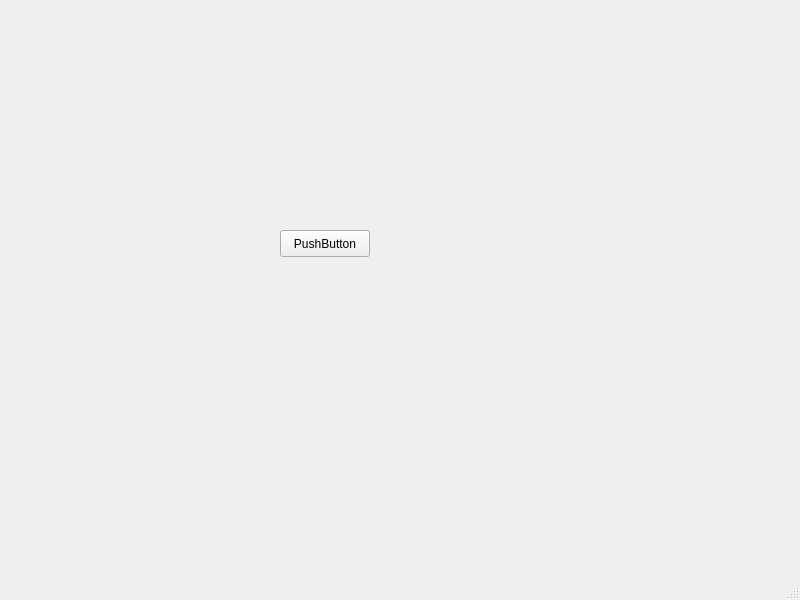
Old version of the form ui/untitled.ui in the repository DericGitHub/excel-operator.
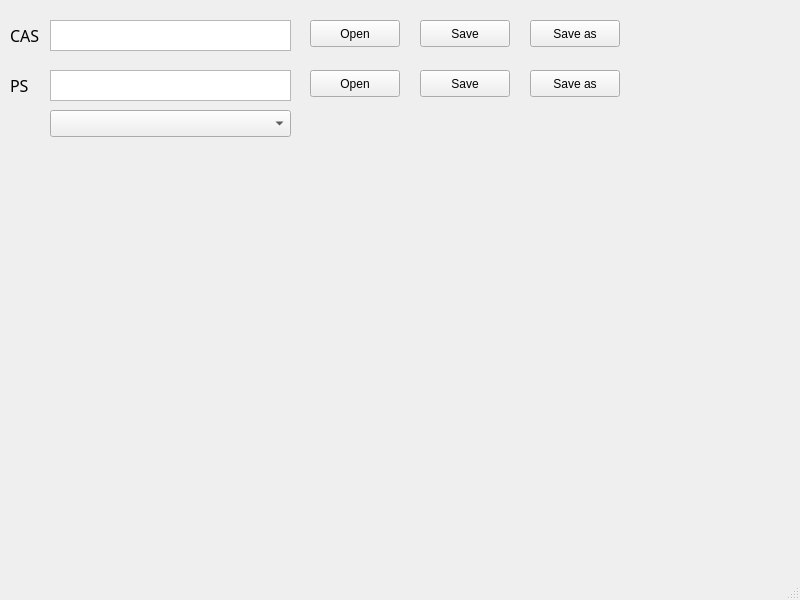
New version of the form.

The edit to the form file:
```diff
--- a/ui/untitled.ui
+++ b/ui/untitled.ui
@@ -14,19 +14,163 @@
    <string>MainWindow</string>
   </property>
   <widget class="QWidget" name="centralwidget">
+   <widget class="QLabel" name="label">
+    <property name="geometry">
+     <rect>
+      <x>10</x>
+      <y>20</y>
+      <width>31</width>
+      <height>31</height>
+     </rect>
+    </property>
+    <property name="font">
+     <font>
+      <family>Lohit Devanagari</family>
+      <pointsize>12</pointsize>
+     </font>
+    </property>
+    <property name="text">
+     <string>CAS</string>
+    </property>
+   </widget>
+   <widget class="QTextBrowser" name="textBrowser">
+    <property name="geometry">
+     <rect>
+      <x>50</x>
+      <y>20</y>
+      <width>241</width>
+      <height>31</height>
+     </rect>
+    </property>
+   </widget>
    <widget class="QPushButton" name="pushButton">
     <property name="geometry">
      <rect>
-      <x>280</x>
-      <y>230</y>
+      <x>310</x>
+      <y>20</y>
       <width>90</width>
       <height>27</height>
      </rect>
     </property>
     <property name="text">
-     <string>PushButton</string>
+     <string>Open</string>
     </property>
    </widget>
+   <widget class="QPushButton" name="pushButton_2">
+    <property name="geometry">
+     <rect>
+      <x>420</x>
+      <y>20</y>
+      <width>90</width>
+      <height>27</height>
+     </rect>
+    </property>
+    <property name="text">
+     <string>Save</string>
+    </property>
+   </widget>
+   <widget class="QPushButton" name="pushButton_3">
+    <property name="geometry">
+     <rect>
+      <x>530</x>
+      <y>20</y>
+      <width>90</width>
+      <height>27</height>
+     </rect>
+    </property>
+    <property name="text">
+     <string>Save as</string>
+    </property>
+   </widget>
+   <widget class="QLabel" name="label_2">
+    <property name="geometry">
+     <rect>
+      <x>10</x>
+      <y>70</y>
+      <width>31</width>
+      <height>31</height>
+     </rect>
+    </property>
+    <property name="font">
+     <font>
+      <family>Lohit Devanagari</family>
+      <pointsize>12</pointsize>
+     </font>
+    </property>
+    <property name="text">
+     <string>PS</string>
+    </property>
+   </widget>
+   <widget class="QTextBrowser" name="textBrowser_2">
+    <property name="geometry">
+     <rect>
+      <x>50</x>
+      <y>70</y>
+      <width>241</width>
+      <height>31</height>
+     </rect>
+    </property>
+   </widget>
+   <widget class="QPushButton" name="pushButton_4">
+    <property name="geometry">
+     <rect>
+      <x>530</x>
+      <y>70</y>
+      <width>90</width>
+      <height>27</height>
+     </rect>
+    </property>
+    <property name="text">
+     <string>Save as</string>
+    </property>
+   </widget>
+   <widget class="QPushButton" name="pushButton_5">
+    <property name="geometry">
+     <rect>
+      <x>420</x>
+      <y>70</y>
+      <width>90</width>
+      <height>27</height>
+     </rect>
+    </property>
+    <property name="text">
+     <string>Save</string>
+    </property>
+   </widget>
+   <widget class="QPushButton" name="pushButton_6">
+    <property name="geometry">
+     <rect>
+      <x>310</x>
+      <y>70</y>
+      <width>90</width>
+      <height>27</height>
+     </rect>
+    </property>
+    <property name="text">
+     <string>Open</string>
+    </property>
+   </widget>
+   <widget class="QComboBox" name="comboBox">
+    <property name="geometry">
+     <rect>
+      <x>50</x>
+      <y>110</y>
+      <width>241</width>
+      <height>27</height>
+     </rect>
+    </property>
+   </widget>
+   <widget class="QWidget" name="verticalLayoutWidget">
+    <property name="geometry">
+     <rect>
+      <x>10</x>
+      <y>10</y>
+      <width>761</width>
+      <height>141</height>
+     </rect>
+    </property>
+    <layout class="QVBoxLayout" name="verticalLayout"/>
+   </widget>
   </widget>
   <widget class="QMenuBar" name="menubar">
    <property name="geometry">
```
